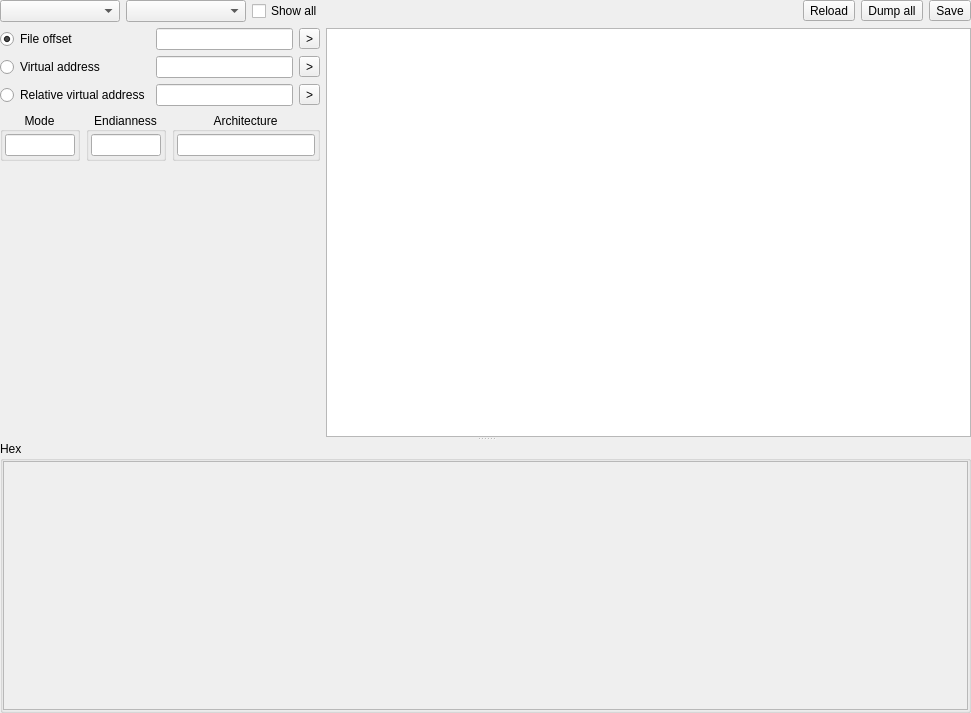
Above: xmemorymapwidget.ui from horsicq/XMemoryMapWidget before the change. Below: the same form after it.
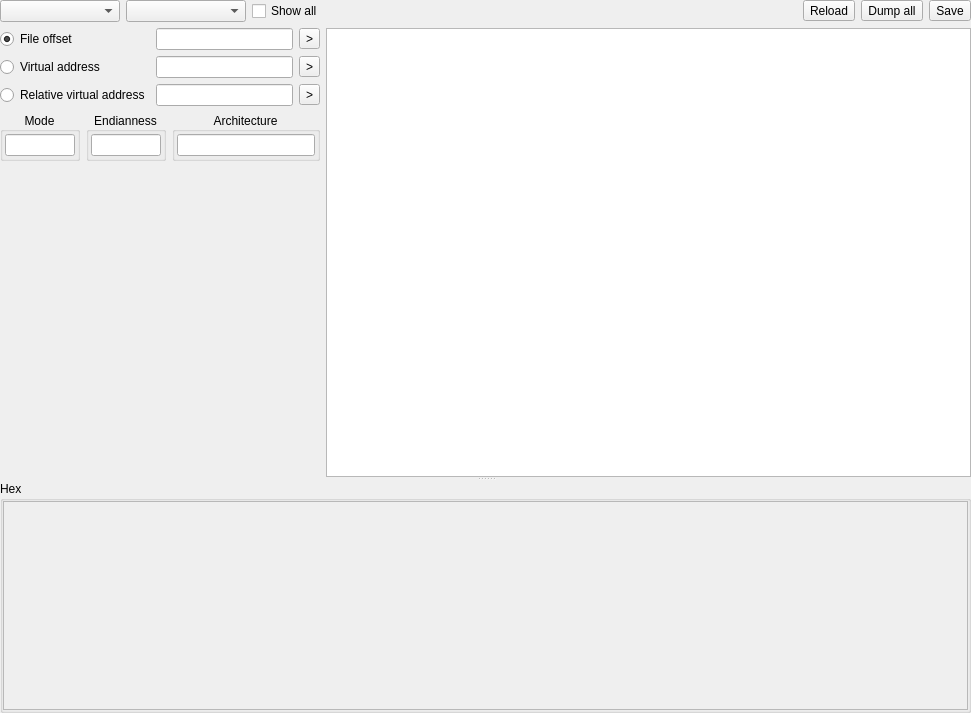
That is the form after the change. Custom widgets are drawn as their Qt base class.

Patch:
```diff
--- a/xmemorymapwidget.ui
+++ b/xmemorymapwidget.ui
@@ -321,6 +321,32 @@
               </item>
              </layout>
             </item>
+            <item>
+             <spacer name="verticalSpacer_2">
+              <property name="orientation">
+               <enum>Qt::Vertical</enum>
+              </property>
+              <property name="sizeHint" stdset="0">
+               <size>
+                <width>20</width>
+                <height>40</height>
+               </size>
+              </property>
+             </spacer>
+            </item>
+            <item>
+             <spacer name="verticalSpacer_3">
+              <property name="orientation">
+               <enum>Qt::Vertical</enum>
+              </property>
+              <property name="sizeHint" stdset="0">
+               <size>
+                <width>20</width>
+                <height>40</height>
+               </size>
+              </property>
+             </spacer>
+            </item>
             <item>
              <spacer name="verticalSpacer">
               <property name="orientation">
```
Left out of the diff: 26 changed lines with no effect on the pictures.
